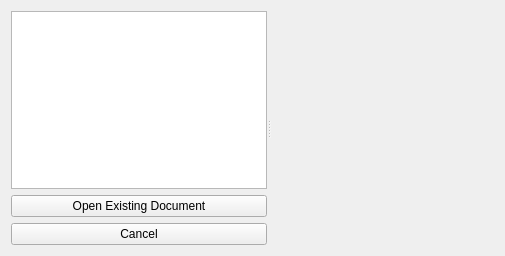
Above: libs/ui/forms/KisOpenPaneBase.ui from KDE/krita before the change. Below: the same form after it.
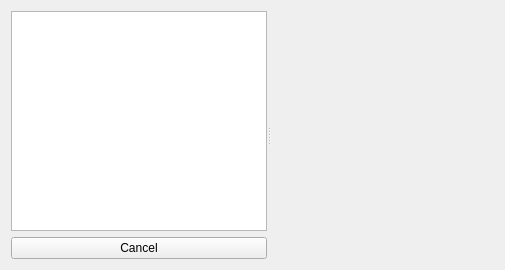
That is the form after the change.

Commit message: remove open button from new document window. We have dedicated open menu items and shortcuts for that.

What changed in the file:
```diff
--- a/libs/ui/forms/KisOpenPaneBase.ui
+++ b/libs/ui/forms/KisOpenPaneBase.ui
@@ -7,7 +7,7 @@
     <x>0</x>
     <y>0</y>
     <width>505</width>
-    <height>256</height>
+    <height>270</height>
    </rect>
   </property>
   <property name="sizePolicy">
@@ -27,11 +27,17 @@
        <item>
         <widget class="QTreeWidget" name="m_sectionList">
          <property name="sizePolicy">
-          <sizepolicy hsizetype="Expanding" vsizetype="Expanding">
+          <sizepolicy hsizetype="Expanding" vsizetype="MinimumExpanding">
            <horstretch>0</horstretch>
            <verstretch>0</verstretch>
           </sizepolicy>
          </property>
+         <property name="minimumSize">
+          <size>
+           <width>170</width>
+           <height>0</height>
+          </size>
+         </property>
          <property name="iconSize">
           <size>
            <width>48</width>
@@ -60,13 +66,6 @@
          </column>
         </widget>
        </item>
-       <item>
-        <widget class="QPushButton" name="m_openExistingButton">
-         <property name="text">
-          <string>Open Existing Document</string>
-         </property>
-        </widget>
-       </item>
        <item>
         <widget class="QPushButton" name="cancelButton">
          <property name="text">
```
The commit also changes 1 other file.
